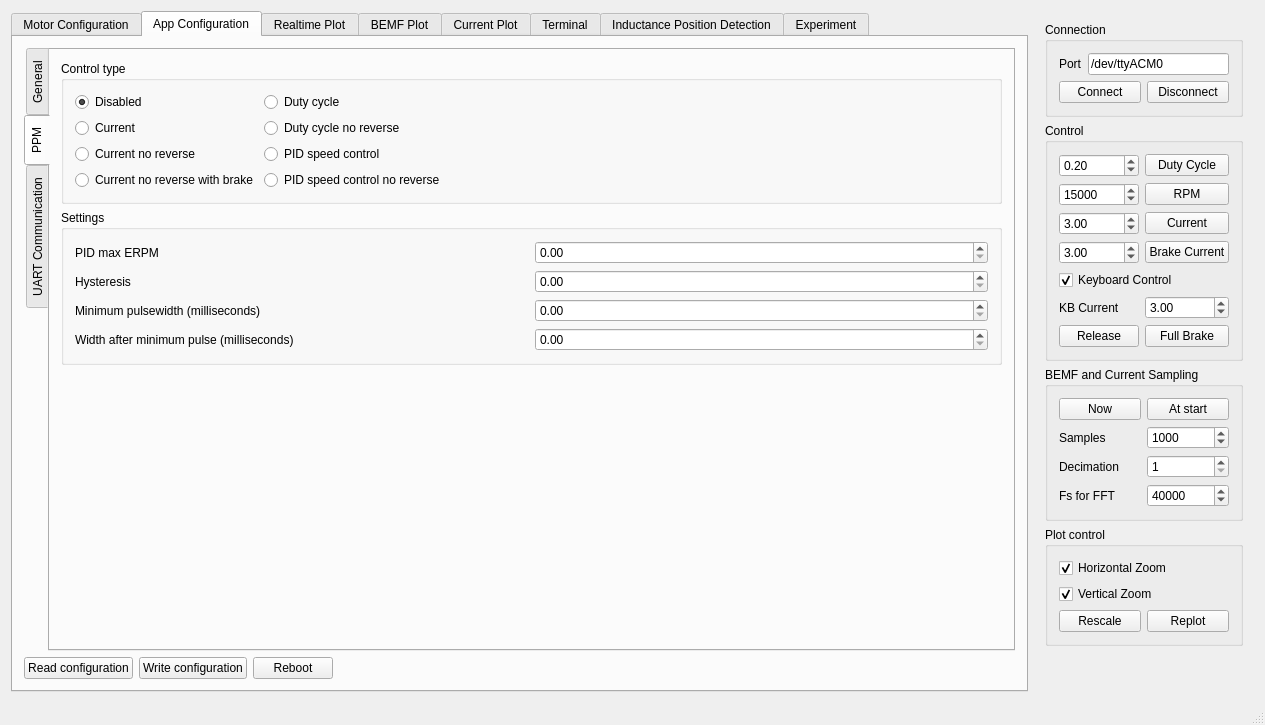
First picture: the form in mainwindow.ui, repository vedderb/bldc-tool, before the edit.
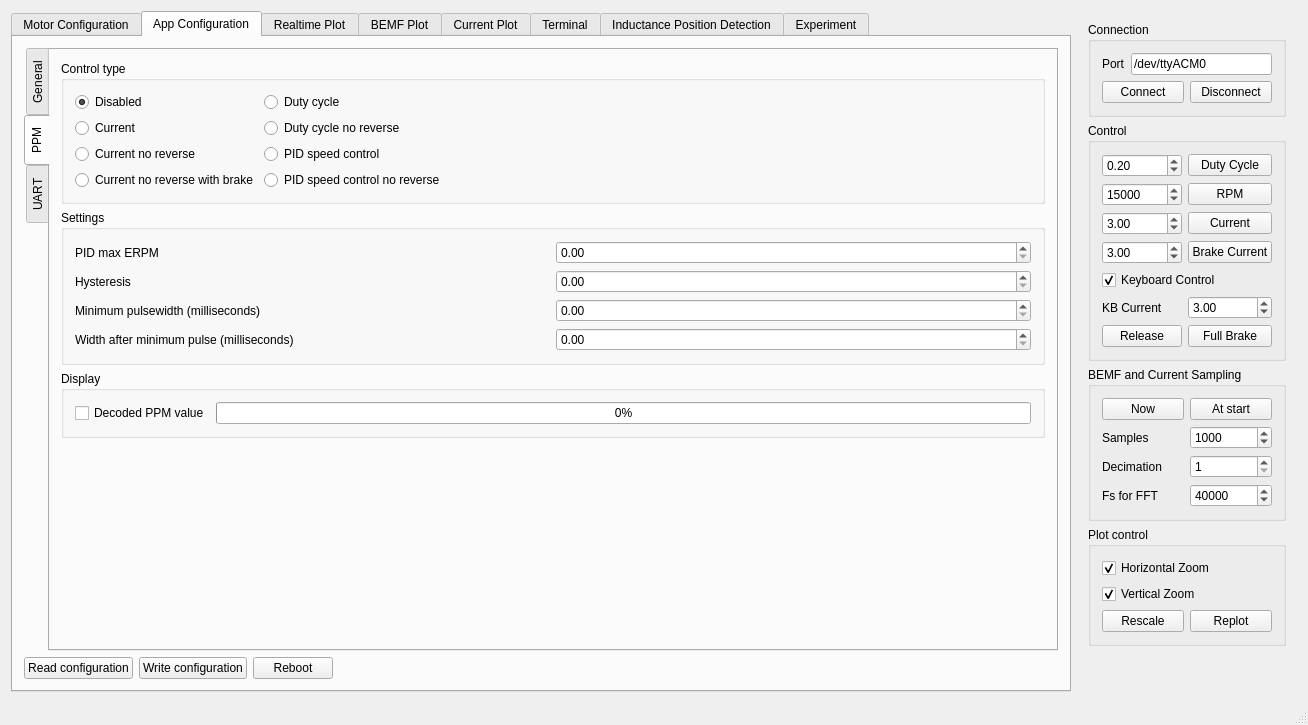
Second picture: the form after the edit. The open tabs and pages were chosen to show the change. Custom widgets are drawn as their Qt base class.

Commit message: Decoded ppm value display

```diff
--- a/mainwindow.ui
+++ b/mainwindow.ui
@@ -6,7 +6,7 @@
    <rect>
     <x>0</x>
     <y>0</y>
-    <width>1265</width>
+    <width>1308</width>
     <height>725</height>
    </rect>
   </property>
@@ -1285,6 +1285,38 @@
                 </layout>
                </widget>
               </item>
+              <item>
+               <widget class="QGroupBox" name="groupBox_23">
+                <property name="title">
+                 <string>Display</string>
+                </property>
+                <layout class="QGridLayout" name="gridLayout_19">
+                 <item row="0" column="1">
+                  <widget class="QProgressBar" name="appconfDecodedPpmBar">
+                   <property name="minimum">
+                    <number>0</number>
+                   </property>
+                   <property name="maximum">
+                    <number>1000</number>
+                   </property>
+                   <property name="value">
+                    <number>0</number>
+                   </property>
+                   <property name="format">
+                    <string>%p%</string>
+                   </property>
+                  </widget>
+                 </item>
+                 <item row="0" column="0">
+                  <widget class="QCheckBox" name="appconfUpdatePpmBox">
+                   <property name="text">
+                    <string>Decoded PPM value</string>
+                   </property>
+                  </widget>
+                 </item>
+                </layout>
+               </widget>
+              </item>
               <item>
                <spacer name="verticalSpacer_6">
                 <property name="orientation">
@@ -1302,7 +1334,7 @@
             </widget>
             <widget class="QWidget" name="tab_18">
              <attribute name="title">
-              <string>UART Communication</string>
+              <string>UART</string>
              </attribute>
              <layout class="QVBoxLayout" name="verticalLayout_36">
               <item>
```
The commit also changes 4 other files.
